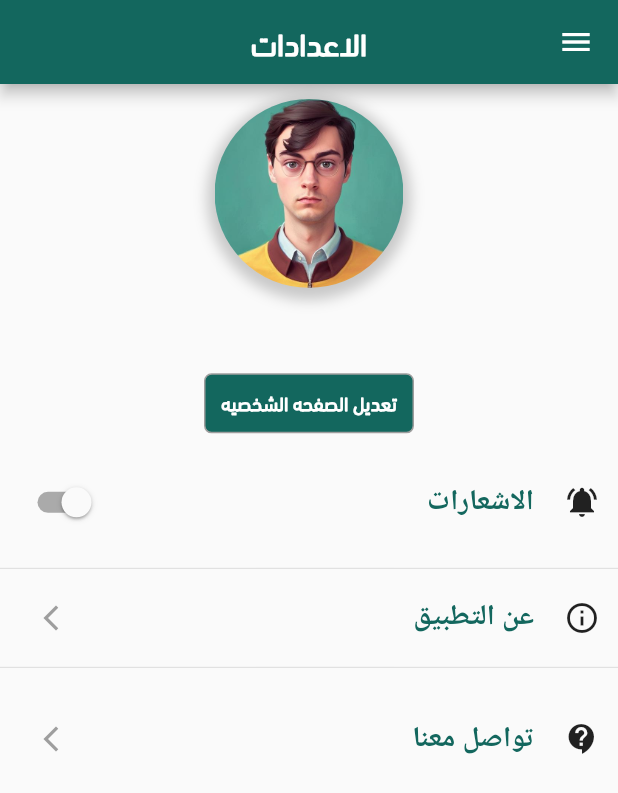
After one commit to AhmedMostafa7474/Mutqen, a Flutter app: the settingView screen opened directly, on a phone screen of 412 x 824 dp. The commit adds this screen. Shown: the top 793 px of the screen. Run offline on Flutter 3.47's test engine with Material 2 defaults, Android fonts, the light colour scheme and no system bars; drawn by our look-alikes of flutter_advanced_drawer; our stand-ins replace animated_splash_screen, bloc, carousel_slider, country_picker, easy_localization, flutter_bloc and 20 more; missing offline and left inert: dart:ffi, onboarding_animation; accounts and stored records are empty; Roboto replaces fonts that are missing (Montserrat); statements that could not run were skipped.

Commit message:
setting screen

```diff
--- a/lib/data/repo/login_repo.dart
+++ b/lib/data/repo/login_repo.dart
@@ -9,6 +9,8 @@ class SignInRepo {
   final AuthServices authServices;
 
   String? token;
+  String? name;
+
 
   SignInRepo(this.authServices);
 
@@ -19,8 +21,10 @@ class SignInRepo {
       var jsonresponse = json.decode(utf8.decode(response.bodyBytes));
       if (response.statusCode == 200) {
         token = jsonresponse["data"]["access"];
+        name = jsonresponse["data"]["name"];
         var userr = jsonresponse["data"]["user"];
           AppPreferences().saveTokenAndUserIdToSharedPrefrences(token!);
+          AppPreferences().setusername(name!);
           User user = User.fromJson(userr);
           return user;
       }
--- a/lib/presentation/login/Widgets/login_widget.dart
+++ b/lib/presentation/login/Widgets/login_widget.dart
@@ -9,6 +9,7 @@ import 'package:mutqen/presentation/home/home_screen.dart';
 import 'package:mutqen/resources/common_widgets/alert_messages.dart';
 import 'package:mutqen/resources/common_widgets/button_widget.dart';
 
+import '../../../app/app_pref.dart';
 import '../../../resources/color_manager.dart';
 import '../../../resources/strings_manager.dart';
 import '../../navbar/navbar_screen.dart';
@@ -38,6 +39,7 @@ class LoginButton extends StatelessWidget {
         }
         else
         {
+          await AppPreferences().setUserLoggedIn();
           Navigator.of(context).pushAndRemoveUntil(
               MaterialPageRoute(builder: (context) =>
               nav_screen()), (Route<dynamic> route) => false);
--- a/lib/presentation/profile/profile_screen.dart
+++ b/lib/presentation/profile/profile_screen.dart
@@ -57,12 +57,13 @@ class _profile_pageState extends State<profile_page> {
   void initState() {
     // TODO: implement initState
     super.initState();
+    EasyLoading.show(status: "جاري تحميل الصفحه الشخصيه");
     Load();
+    EasyLoading.dismiss();
   }
   Future<void> Load()
   async {
    Profile? profile = await BlocProvider.of<ProfileCubit>(context).GetProfile();
-   print("reloded");
     usernamecontroller.text = profile!.name;
     emailcontroller.text = profile.user.email;
     countrycontroller.text = profile.country.nameAr;
--- /dev/null
+++ b/lib/presentation/settings/settings.dart
@@ -0,0 +1,357 @@
+import 'package:easy_localization/easy_localization.dart';
+import 'package:flutter/cupertino.dart';
+import 'package:flutter/material.dart';
+import 'package:flutter_advanced_drawer/flutter_advanced_drawer.dart';
+import 'package:flutter_bloc/flutter_bloc.dart';
+import 'package:flutter_phoenix/flutter_phoenix.dart';
+import 'package:flutter_screenutil/flutter_screenutil.dart';
+import 'package:lottie/lottie.dart';
+import 'package:mutqen/presentation/login/login_screen.dart';
+import 'package:mutqen/presentation/profile/profile_screen.dart';
+import 'package:mutqen/resources/common_widgets/button_widget.dart';
+import 'package:persistent_bottom_nav_bar/persistent_tab_view.dart';
+import 'package:shared_preferences/shared_preferences.dart';
+
+import '../../app/app_pref.dart';
+import '../../business/bloc_initialze.dart';
+import '../../business/cityBloc/citytext_cubit.dart';
+import '../../business/filterBloc/advisorfilter_cubit.dart';
+import '../../business/filterBloc/filter_cubit.dart';
+import '../../resources/assets_manager.dart';
+import '../../resources/color_manager.dart';
+import '../../resources/common_widgets/app_bar.dart';
+import '../../resources/common_widgets/drawerwidget.dart';
+import '../../resources/font_manager.dart';
+import '../../resources/strings_manager.dart';
+import '../../resources/style_manager.dart';
+import '../about/aboutUs_screen.dart';
+import '../advisors/advisors_screen.dart';
+import '../contactUs/contact_screen.dart';
+import '../events/events_screen.dart';
+import '../meetings/meetings_screen.dart';
+import '../myevents/myevents_screen.dart';
+
+bool notifySwitch = false;
+
+class settingView extends StatefulWidget {
+  @override
+  State<settingView> createState() => _SettingViewState();
+}
+
+class _SettingViewState extends State<settingView> {
+  final _advancedDrawerController = AdvancedDrawerController();
+  String? name;
+  @override
+  void initState() {
+    // TODO: implement initState
+    super.initState();
+    load();
+  }
+  load()
+  async {
+    name = await AppPreferences().getusername();
+    setState(() {
+
+    });
+  }
+  @override
+  Widget build(BuildContext context) {
+    return AdvancedDrawer(
+      backdrop: Container(
+        width: double.infinity,
+        height: double.infinity,
+        decoration: BoxDecoration(
+          gradient: LinearGradient(
+            begin: Alignment.topCenter,
+            end: Alignment.bottomRight,
+            colors: [ColorManager.primary,
+              ColorManager.primatylight.withOpacity(0.8),
+              ColorManager.primatylight.withOpacity(0.7),
+            ],
+          ),
+        ),
+      ),
+      controller: _advancedDrawerController,
+      animationCurve: Curves.easeInOut,
+      animationDuration: const Duration(milliseconds: 400),
+      animateChildDecoration: true,
+      rtlOpening: true,
+      openRatio: 0.65,
+      openScale: 0.8,
+      // openScale: 1.0,
+      disabledGestures: false,
+      childDecoration: const BoxDecoration(
+
+        boxShadow: <BoxShadow>[
+          BoxShadow(
+              color: Colors.black,
+              blurRadius: 1,
+              blurStyle: BlurStyle.outer
+          ),
+        ],
+        borderRadius: const BorderRadius.all(Radius.circular(16)),
+
+      ),
+      drawer: SafeArea(
+        child: Container(
+          child: ListTileTheme(
+            textColor: Colors.white,
+            iconColor: Colors.white,
+            child: SingleChildScrollView (
+              child: Column(
+                mainAxisSize: MainAxisSize.max,
+                children: [
+                  Container(
+                    width: 128.0,
+                    height: 128.0,
+                    margin: const EdgeInsets.only(
+                      top: 24.0,
+                      bottom: 20.0,
+                    ),
+                    clipBehavior: Clip.antiAlias,
+                    decoration: const BoxDecoration(
+                      color: Colors.white,
+                      shape: BoxShape.circle,
+                    ),
+                    child: Image.asset(
+                        ImageAssets.smallLogo,height: 200.h, width: 200.w
+                    ),
+                  ),
+                  SizedBox(
+                    height: 10.h,
+                  ),
+                  buildListTile(
+                    AppStrings.advisors.tr(),
+                    Icons.groups_rounded,
+                        () {
+
+                      PersistentNavBarNavigator.pushNewScreen(context, screen:
+                      BlocProvider(
+                          create: (context) => AdvisorfilterCubit(),
+                          child: advisors_page())
+                      );
+                    },
+                  ),
+                  SizedBox(
+                    height: 10.h,
+                  ),
+                  buildListTile(
+                    AppStrings.advices.tr(),
+                    Icons.question_answer,
+                        () {
+                      PersistentNavBarNavigator.pushNewScreen(context, screen: (meetings_page()));
+
+                    },
+                  ),
+                  SizedBox(
+                    height: 10.h,
+                  ),
+                  buildListTile(
+                    AppStrings.events.tr(),
+                    Icons.event,
+                        () {
+                      PersistentNavBarNavigator.pushNewScreen(context, screen: (
+                          BlocProvider(
+                              create: (context) => FilterCubit(),
+                              child:events_page())
+                      ));
+                    },
+                  ),
+                  SizedBox(
+                    height: 10.h,
+                  ),
+                  buildListTile(
+                    "فعالياتي",
+                    Icons.event_available,
+                        () {
+                      PersistentNavBarNavigator.pushNewScreen(context, screen: (const myevents_page()));
+
+                    },
+                  ),
+                  SizedBox(
+                    height: 10.h,
+                  ),
+                  buildListTile(
+                    AppStrings.Logout.tr(),
+                    Icons.logout,
+                        () async {
+                      await AppPreferences().logout();
+                      Navigator.of(context, rootNavigator: true)
+                          .pushAndRemoveUntil(
+                        MaterialPageRoute(
+                          builder: (BuildContext context) {
+                            return const login_page();
+                          },
+                        ),
+                            (_) => false,
+                      );
+                    },
+                  ),
+                ],
+              ),
+            ),
+          ),
+        ),
+      ),
+      child: Scaffold(
+        appBar: AppBar(
+          centerTitle: true,
+          title:  Text('الاعدادات'),
+          leading: IconButton(
+            onPressed: _handleMenuButtonPressed,
+            icon: ValueListenableBuilder<AdvancedDrawerValue>(
+              valueListenable: _advancedDrawerController,
+              builder: (_, value, __) {
+                return AnimatedSwitcher(
+                  duration: Duration(milliseconds: 250),
+                  child: Icon(
+                    value.visible ? Icons.clear : Icons.menu,
+                    key: ValueKey<bool>(value.visible),
+                  ),
+                );
+              },
+            ),
+          ),
+        ),
+      body: Column(
+        children: [
+          SizedBox(height: 10,),
+          Center(
+            child: Hero(
+                tag: "Hero777",
+                child: Container(
+                  height: 110.sp,
+                  width: 110.sp,
+                  decoration: BoxDecoration(
+                      boxShadow: [
+                        BoxShadow(
+                          color: Colors.black.withOpacity(0.2),
+                          spreadRadius: 5,
+                          blurRadius: 7,
+                          offset: Offset(0, 3), // changes position of shadow
+                        ),
+                      ],
+                      borderRadius: BorderRadius.circular(100),
+                      image: DecorationImage(image: AssetImage(ImageAssets.meetingimage))
+                  ),
+                )
+            ),
+          ),
+          SizedBox(height: 10,),
+          Center(
+            child: Text(
+              name ?? "",
+              style: TextStyle(fontSize: 16.sp),
+            ),
+          ),
+          SizedBox(height: 20,),
+          Center(
+            child: defaultButton(width: 140,
+                function: (){
+              PersistentNavBarNavigator.pushNewScreen(context, screen:   MultiBlocProvider(
+                providers: [
+                  BlocProvider(create: (context) => blocGenerator().cityCubit),
+                  BlocProvider(create: (context) => CitytextCubit())
+                ],
+                child: profile_page(),
+              ),
+              );
+                },
+                text: "تعديل الصفحه الشخصيه",
+                txtColor: Colors.white,
+                height: 40,
+                fontSize: 13,
+                background: ColorManager.primary
+                ,radius: 5
+            ),
+          ),
+          SizedBox(height: 10,),
+          Expanded(
+            child: SingleChildScrollView(
+              scrollDirection: Axis.vertical,
+              child: Column(
+                children: [
+                  ListView.separated(
+                    shrinkWrap: true,
+                    physics: NeverScrollableScrollPhysics(),
+                    itemCount: itemms.length,
+                    itemBuilder: (BuildContext context, int index) {
+                      return InkWell(
+                        onTap: () {
+                          if( itemms[index].title != "الاشعارات") {
+                            PersistentNavBarNavigator.pushNewScreen(
+                                context, screen: itemms[index].widget);
+                          }
+                          },
+                        child: Padding(
+                          padding: const EdgeInsets.all(12.0),
+                          child: Row(
+                            mainAxisAlignment: MainAxisAlignment.spaceBetween,
+                            children: [
+                              Row(
+                                children: [
+                                  Icon(itemms[index].icon),
+                                  SizedBox(width: 20,),
+                                  Text(itemms[index].title,style : getBoldtStyle(
+                                    fontSize: 16.h,
+                                    color: ColorManager.primary,
+                                  ))
+                                ],
+                              ),
+                            itemms[index].title != "الاشعارات" ? Padding(
+                              padding: const EdgeInsets.only(left: 12.0),
+                              child: Icon(Icons.arrow_forward_ios,size: 20,color: Colors.grey,),
+                            ) : Container(
+                              child: Switch(
+                                activeColor: ColorManager.green,
+                                value: notifySwitch,
+                                onChanged: (value) {
+                                  setState(() {
+                                    notifySwitch = value;
+                                  });
+                                },
+                              ),
+                            ),
+                            ],
+                          ),
+                        ),
+                      );
+                    },
+                    separatorBuilder: (BuildContext context, int index) {
+                      return Column(
+                        children: [
+                          Divider(),
+                          SizedBox(height:  itemms[index].title == "الاشعارات"? 0 :15,)
+                        ],
+                      );
+                    },)
+
+                ],
+              ),
+            ),
+          )
+        ],
+      ),
+    )
+    );
+  }
+  List<itemss> itemms = [
+    itemss("الاشعارات",Icons.notifications_active,const SizedBox()),
+    itemss("عن التطبيق",Icons.info_outline,const about_page()),
+    itemss("تواصل معنا", Icons.contact_support, contact_page()) ,
+  ];
+  void _handleMenuButtonPressed() {
+    // NOTICE: Manage Advanced Drawer state through the Controller.
+    // _advancedDrawerController.value = AdvancedDrawerValue.visible();
+    _advancedDrawerController.showDrawer();
+
+  }
+}
+
+class itemss
+{
+  String title;
+  IconData icon;
+  Widget widget;
+  itemss(this.title, this.icon, this.widget);
+}
```
Also changed, not shown: lib/app/app_pref.dart (+14 -7 lines), lib/presentation/home/home_screen.dart (+1 -22 lines), lib/presentation/homee/homee_screen.dart (+2 -21 lines), lib/presentation/navbar/navbar_screen.dart (+5 -20 lines), lib/presentation/splash/splashtest_screen.dart (+17 -2 lines).
